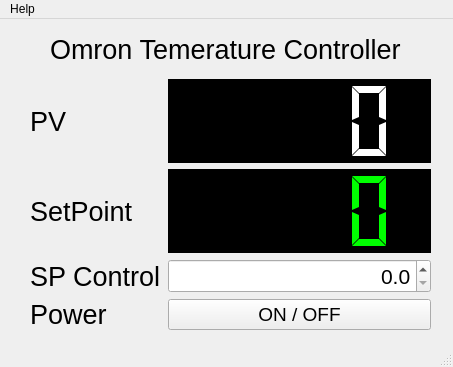
Old version of the form UI_OmronE5CC.ui in the repository TakaYokosawa/T-controler.
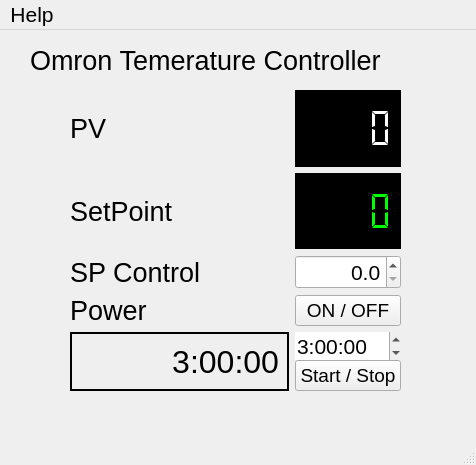
New version of the form.

Patch:
```diff
--- a/UI_OmronE5CC.ui
+++ b/UI_OmronE5CC.ui
@@ -6,10 +6,15 @@
    <rect>
     <x>0</x>
     <y>0</y>
-    <width>453</width>
-    <height>367</height>
+    <width>476</width>
+    <height>465</height>
    </rect>
   </property>
+  <property name="font">
+   <font>
+    <pointsize>16</pointsize>
+   </font>
+  </property>
   <property name="windowTitle">
    <string>Omron Temperature Controller</string>
   </property>
@@ -17,40 +22,16 @@
    <widget class="QWidget" name="gridLayoutWidget">
     <property name="geometry">
      <rect>
-      <x>30</x>
+      <x>70</x>
       <y>60</y>
-      <width>401</width>
-      <height>251</height>
+      <width>331</width>
+      <height>301</height>
      </rect>
     </property>
-    <layout class="QGridLayout" name="gridLayout" rowstretch="3,3,2,0" columnstretch="1,2">
+    <layout class="QGridLayout" name="gridLayout" rowstretch="3,3,3,3,3,0" columnstretch="1,0">
      <property name="sizeConstraint">
       <enum>QLayout::SetNoConstraint</enum>
      </property>
-     <item row="1" column="0">
-      <widget class="QLabel" name="label_2">
-       <property name="font">
-        <font>
-         <pointsize>20</pointsize>
-        </font>
-       </property>
-       <property name="text">
-        <string>SetPoint</string>
-       </property>
-      </widget>
-     </item>
-     <item row="2" column="0">
-      <widget class="QLabel" name="label_3">
-       <property name="font">
-        <font>
-         <pointsize>20</pointsize>
-        </font>
-       </property>
-       <property name="text">
-        <string>SP Control</string>
-       </property>
-      </widget>
-     </item>
      <item row="2" column="1">
       <widget class="QDoubleSpinBox" name="SetPoint_control">
        <property name="font">
@@ -75,18 +56,94 @@
        </property>
       </widget>
      </item>
-     <item row="0" column="0">
-      <widget class="QLabel" name="label">
+     <item row="1" column="0">
+      <widget class="QLabel" name="label_2">
        <property name="font">
         <font>
          <pointsize>20</pointsize>
         </font>
        </property>
        <property name="text">
-        <string>PV</string>
+        <string>SetPoint</string>
        </property>
       </widget>
      </item>
+     <item row="1" column="1">
+      <widget class="QLCDNumber" name="SetPoint_indicator">
+       <property name="layoutDirection">
+        <enum>Qt::LeftToRight</enum>
+       </property>
+       <property name="styleSheet">
+        <string notr="true">QLCDNumber{
+    color: rgb(0, 255, 0);    
+    background-color: rgb(0, 0, 0);
+}</string>
+       </property>
+       <property name="smallDecimalPoint">
+        <bool>true</bool>
+       </property>
+       <property name="digitCount">
+        <number>4</number>
+       </property>
+       <property name="segmentStyle">
+        <enum>QLCDNumber::Flat</enum>
+       </property>
+       <property name="value" stdset="0">
+        <double>0.000000000000000</double>
+       </property>
+      </widget>
+     </item>
+     <item row="4" column="1">
+      <layout class="QVBoxLayout" name="verticalLayout_4">
+       <property name="spacing">
+        <number>0</number>
+       </property>
+       <item>
+        <widget class="QTimeEdit" name="Timer_control">
+         <property name="enabled">
+          <bool>true</bool>
+         </property>
+         <property name="wrapping">
+          <bool>false</bool>
+         </property>
+         <property name="frame">
+          <bool>false</bool>
+         </property>
+         <property name="readOnly">
+          <bool>false</bool>
+         </property>
+         <property name="currentSection">
+          <enum>QDateTimeEdit::HourSection</enum>
+         </property>
+         <property name="displayFormat">
+          <string>H:mm:ss</string>
+         </property>
+         <property name="time">
+          <time>
+           <hour>3</hour>
+           <minute>0</minute>
+           <second>0</second>
+          </time>
+         </property>
+        </widget>
+       </item>
+       <item>
+        <widget class="QPushButton" name="Timer_button">
+         <property name="font">
+          <font>
+           <pointsize>14</pointsize>
+          </font>
+         </property>
+         <property name="text">
+          <string>Start / Stop</string>
+         </property>
+         <property name="checkable">
+          <bool>true</bool>
+         </property>
+        </widget>
+       </item>
+      </layout>
+     </item>
      <item row="0" column="1">
       <widget class="QLCDNumber" name="PV_indicator">
        <property name="font">
@@ -115,28 +172,39 @@
        </property>
       </widget>
      </item>
-     <item row="1" column="1">
-      <widget class="QLCDNumber" name="SetPoint_indicator">
-       <property name="layoutDirection">
-        <enum>Qt::LeftToRight</enum>
+     <item row="3" column="0">
+      <widget class="QLabel" name="label_5">
+       <property name="font">
+        <font>
+         <pointsize>20</pointsize>
+        </font>
        </property>
-       <property name="styleSheet">
-        <string notr="true">QLCDNumber{
-    color: rgb(0, 255, 0);    
-    background-color: rgb(0, 0, 0);
-}</string>
+       <property name="text">
+        <string>Power</string>
        </property>
-       <property name="smallDecimalPoint">
-        <bool>true</bool>
+      </widget>
+     </item>
+     <item row="0" column="0">
+      <widget class="QLabel" name="label">
+       <property name="font">
+        <font>
+         <pointsize>20</pointsize>
+        </font>
        </property>
-       <property name="digitCount">
-        <number>4</number>
+       <property name="text">
+        <string>PV</string>
        </property>
-       <property name="segmentStyle">
-        <enum>QLCDNumber::Flat</enum>
+      </widget>
+     </item>
+     <item row="2" column="0">
+      <widget class="QLabel" name="label_3">
+       <property name="font">
+        <font>
+         <pointsize>20</pointsize>
+        </font>
        </property>
-       <property name="value" stdset="0">
-        <double>0.000000000000000</double>
+       <property name="text">
+        <string>SP Control</string>
        </property>
       </widget>
      </item>
@@ -155,15 +223,46 @@
        </property>
       </widget>
      </item>
-     <item row="3" column="0">
-      <widget class="QLabel" name="label_5">
+     <item row="4" column="0">
+      <widget class="QLabel" name="Timer_indicator">
+       <property name="enabled">
+        <bool>true</bool>
+       </property>
        <property name="font">
         <font>
-         <pointsize>20</pointsize>
+         <pointsize>24</pointsize>
+         <kerning>true</kerning>
         </font>
        </property>
+       <property name="toolTip">
+        <string comment="1"/>
+       </property>
+       <property name="layoutDirection">
+        <enum>Qt::LeftToRight</enum>
+       </property>
+       <property name="frameShape">
+        <enum>QFrame::WinPanel</enum>
+       </property>
+       <property name="frameShadow">
+        <enum>QFrame::Plain</enum>
+       </property>
+       <property name="lineWidth">
+        <number>1</number>
+       </property>
+       <property name="midLineWidth">
+        <number>0</number>
+       </property>
        <property name="text">
-        <string>Power</string>
+        <string>3:00:00</string>
+       </property>
+       <property name="textFormat">
+        <enum>Qt::AutoText</enum>
+       </property>
+       <property name="alignment">
+        <set>Qt::AlignRight|Qt::AlignTrailing|Qt::AlignVCenter</set>
+       </property>
+       <property name="wordWrap">
+        <bool>false</bool>
        </property>
       </widget>
      </item>
@@ -172,9 +271,9 @@
    <widget class="QLabel" name="label_4">
     <property name="geometry">
      <rect>
-      <x>50</x>
+      <x>30</x>
       <y>10</y>
-      <width>361</width>
+      <width>421</width>
       <height>41</height>
      </rect>
     </property>
@@ -193,8 +292,8 @@
     <rect>
      <x>0</x>
      <y>0</y>
-     <width>453</width>
-     <height>21</height>
+     <width>476</width>
+     <height>43</height>
     </rect>
    </property>
    <widget class="QMenu" name="menuHelp">
```
